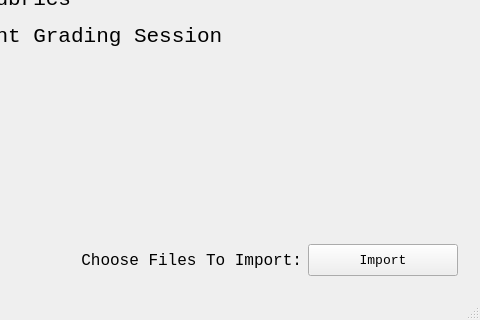
Above: GAUI/basescreen.ui from ezfe/grading-assistant-cs205 before the change; both pictures show x 228 to 708 and y 226 to 546 of the 708 by 546 pixel window. Below: the same form after it.
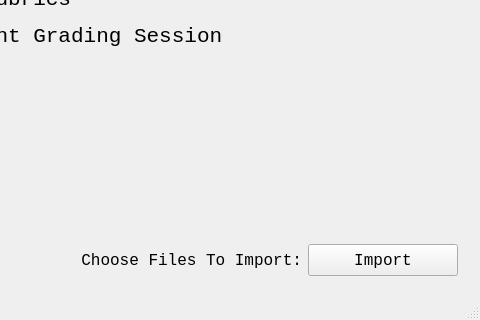
That is the form after the change.

Commit message:
Cleaned up memory management + tab order
-program deletes tables when they are no longer needed
-made tab order more intuitive hopefully

Patch:
```diff
--- a/GAUI/basescreen.ui
+++ b/GAUI/basescreen.ui
@@ -73,7 +73,7 @@
             <property name="font">
              <font>
               <family>Monospace</family>
-              <pointsize>10</pointsize>
+              <pointsize>12</pointsize>
              </font>
             </property>
             <property name="text">
```
The commit also changes 6 other files.
